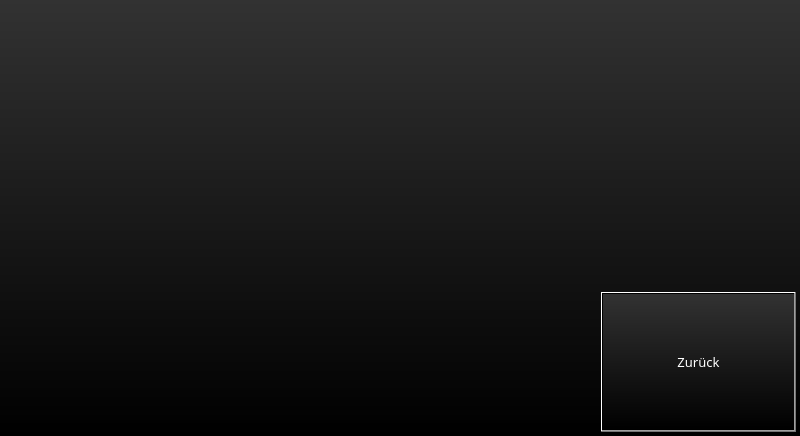
Qt form projects/klaus_visu_ap420/smartmeterwindow.ui (busmaster/homebus) before a commit.
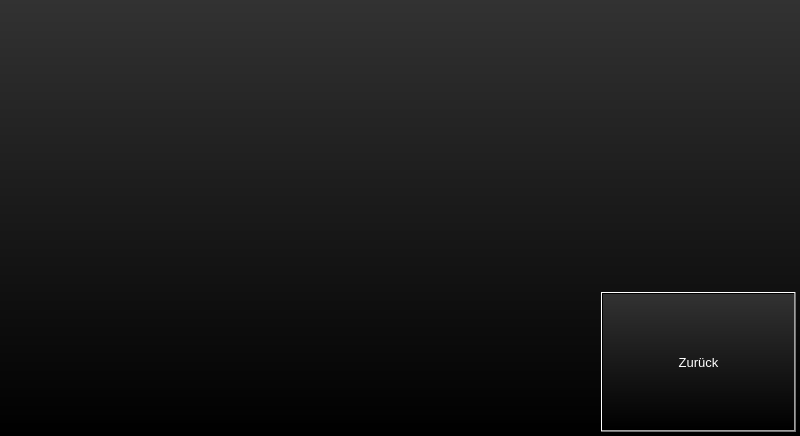
The same form after that commit.

Commit message: visu: Add smartmeter data

What changed in the file:
```diff
--- a/projects/klaus_visu_ap420/smartmeterwindow.ui
+++ b/projects/klaus_visu_ap420/smartmeterwindow.ui
@@ -18,7 +18,6 @@
   </property>
   <property name="font">
    <font>
-    <family>Sans</family>
     <pointsize>10</pointsize>
    </font>
   </property>
@@ -49,14 +48,14 @@
     <rect>
      <x>20</x>
      <y>20</y>
-     <width>500</width>
-     <height>30</height>
+     <width>280</width>
+     <height>40</height>
     </rect>
    </property>
    <property name="font">
     <font>
      <family>Sans</family>
-     <pointsize>16</pointsize>
+     <pointsize>24</pointsize>
      <weight>50</weight>
      <italic>false</italic>
      <bold>false</bold>
@@ -75,15 +74,15 @@
    <property name="geometry">
     <rect>
      <x>20</x>
-     <y>50</y>
-     <width>500</width>
-     <height>30</height>
+     <y>100</y>
+     <width>280</width>
+     <height>40</height>
     </rect>
    </property>
    <property name="font">
     <font>
      <family>Sans</family>
-     <pointsize>16</pointsize>
+     <pointsize>24</pointsize>
      <weight>50</weight>
      <italic>false</italic>
      <bold>false</bold>
```
Left out of the diff: 220 changed lines with no effect on the pictures. The commit also changes 2 other files.
